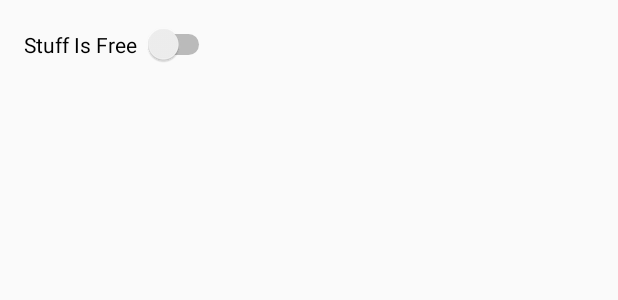
After one commit to Vulnerable-applications-for-android/HackExample, an Android app: the layout activity_dev_options.xml on its own in the app's theme, with its tools: preview values and no code run, on a phone screen of 412 x 824 dp. The commit adds this screen. Shown: the top 300 px of the screen. Run offline under Robolectric (Android 15) with nearby library versions, the phone set to English and light mode, and no system bars.

Commit message:
Added DevOptions Screen

```diff
--- a/HackExample/app/src/main/AndroidManifest.xml
+++ b/HackExample/app/src/main/AndroidManifest.xml
@@ -25,7 +25,11 @@
             android:name=".activities.RegisterActivity"
             android:screenOrientation="portrait">
         </activity>
-        <activity android:name=".activities.BuyStuffActivity"
+        <activity
+            android:name=".activities.BuyStuffActivity"
+            android:screenOrientation="portrait">
+        </activity>
+        <activity android:name=".activities.DevOptionsActivity"
                   android:screenOrientation="portrait">
         </activity>
     </application>
--- /dev/null
+++ b/HackExample/app/src/main/res/layout/activity_dev_options.xml
@@ -0,0 +1,20 @@
+<?xml version="1.0" encoding="utf-8"?>
+<RelativeLayout
+    xmlns:android="http://schemas.android.com/apk/res/android"
+    xmlns:tools="http://schemas.android.com/tools"
+    android:layout_width="match_parent"
+    android:layout_height="match_parent"
+    android:paddingBottom="@dimen/activity_vertical_margin"
+    android:paddingLeft="@dimen/activity_horizontal_margin"
+    android:paddingRight="@dimen/activity_horizontal_margin"
+    android:paddingTop="@dimen/activity_vertical_margin"
+    tools:context="com.tcolligan.hackexample.activities.DevOptionsActivity">
+
+    <Switch
+        android:id="@+id/stuffIsFreeSwitch"
+        android:layout_width="wrap_content"
+        android:layout_height="wrap_content"
+        android:switchPadding="@dimen/spacing_margin"
+        android:text="Stuff Is Free"/>
+
+</RelativeLayout>
--- a/HackExample/app/src/main/res/values/strings.xml
+++ b/HackExample/app/src/main/res/values/strings.xml
@@ -12,4 +12,5 @@
     <string name="current_debt_text">Current Debt: %1$s</string>
     <string name="buy_stuff_button_text">Buy $10 Stuff</string>
     <string name="logout_button_text">LOGOUT</string>
+    <string name="dev_options_text">Dev Options</string>
 </resources>
```
Also changed, not shown: HackExample/app/src/main/java/com/tcolligan/hackexample/DevOptions.java (added, +38 -0 lines), HackExample/app/src/main/java/com/tcolligan/hackexample/activities/BuyStuffActivity.java (+15 -1 lines), HackExample/app/src/main/java/com/tcolligan/hackexample/activities/DevOptionsActivity.java (added, +58 -0 lines), HackExample/app/src/main/res/layout/activity_buy_stuff.xml (+10 -0 lines).
